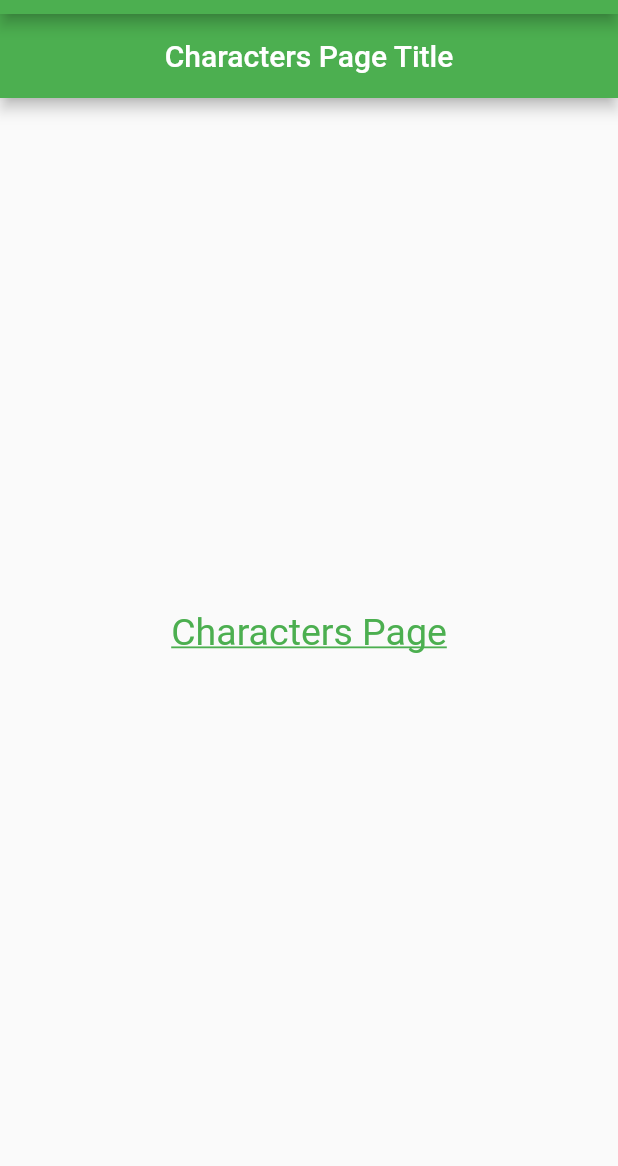
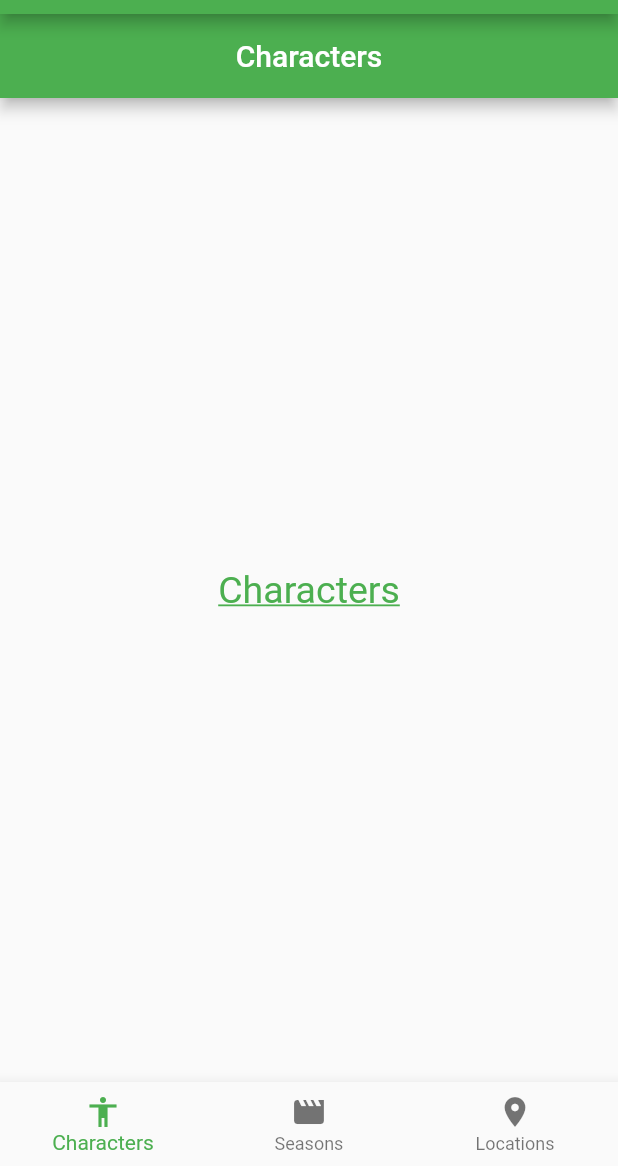
Before and after one commit to briansetzesglobant/rick_and_morty_app, a Flutter app: the screen it shows after launch, on a phone screen of 412 x 824 dp, the part 70-1236 px from its top. Run offline on Flutter 3.47's test engine with Material 2 defaults, Android fonts, the phone set to English and light mode, and no system bars.

```diff
--- a/lib/src/core/util/constants.dart
+++ b/lib/src/core/util/constants.dart
@@ -6,4 +6,5 @@ abstract class Constants {
   static const double splashScreenLinearMinHeight = 30.0;
 
   static const double pageTextSize = 25.0;
+  static const int page = 0;
 }
--- a/lib/src/core/util/strings_constants.dart
+++ b/lib/src/core/util/strings_constants.dart
@@ -3,10 +3,7 @@ abstract class StringsConstants {
   static const String homePageTitle = 'Rick and Morty App';
   static const String appRouteDefault = 'Undefined route';
 
-  static const String charactersPageTitle = 'Characters Page Title';
-  static const String seasonsPageTitle = 'Seasons Page Title';
-  static const String locationsPageTitle = 'Locations Page Title';
-  static const String charactersPageText = 'Characters Page';
-  static const String seasonsPageText = 'Seasons Page';
-  static const String locationsPageText = 'Locations Page';
+  static const String charactersPage = 'Characters';
+  static const String seasonsPage = 'Seasons';
+  static const String locationsPage = 'Locations';
 }
--- a/lib/src/presentation/view/characters_page.dart
+++ b/lib/src/presentation/view/characters_page.dart
@@ -1,4 +1,3 @@
-import 'package:flutter/cupertino.dart';
 import 'package:flutter/material.dart';
 import '../../core/util/strings_constants.dart';
 import '../../core/util/text_styles.dart';
@@ -26,7 +25,7 @@ class _CharactersPageState extends State<CharactersPage> {
       ),
       body: const Center(
         child: Text(
-          StringsConstants.charactersPageText,
+          StringsConstants.charactersPage,
           style: TextStyles.style,
         ),
       ),
--- a/lib/src/presentation/view/home_page.dart
+++ b/lib/src/presentation/view/home_page.dart
@@ -1,4 +1,5 @@
 import 'package:flutter/material.dart';
+import '../../core/util/constants.dart';
 import '../../core/util/strings_constants.dart';
 import 'characters_page.dart';
 import 'locations_page.dart';
@@ -16,6 +17,18 @@ class HomePage extends StatefulWidget {
 }
 
 class _HomePageState extends State<HomePage> {
+  late int _page;
+  late PageController _pageController;
+
+  @override
+  void initState() {
+    super.initState();
+    _page = Constants.page;
+    _pageController = PageController(
+      initialPage: _page,
+    );
+  }
+
   @override
   Widget build(BuildContext context) {
     return Scaffold(
@@ -26,17 +39,47 @@ class _HomePageState extends State<HomePage> {
         centerTitle: true,
       ),
       body: PageView(
+        controller: _pageController,
+        onPageChanged: (newPage) {
+          setState(() {
+            _page = newPage;
+          });
+        },
         children: const <Widget>[
           CharactersPage(
-            title: StringsConstants.charactersPageTitle,
+            title: StringsConstants.charactersPage,
           ),
           SeasonsPage(
-            title: StringsConstants.seasonsPageTitle,
+            title: StringsConstants.seasonsPage,
           ),
           LocationsPage(
-            title: StringsConstants.locationsPageTitle,
+            title: StringsConstants.locationsPage,
           ),
         ],
+      ),
+      bottomNavigationBar: BottomNavigationBar(
+        currentIndex: _page,
+        items: const <BottomNavigationBarItem>[
+          BottomNavigationBarItem(
+            icon: Icon(Icons.accessibility),
+            label: StringsConstants.charactersPage,
+          ),
+          BottomNavigationBarItem(
+            icon: Icon(Icons.movie),
+            label: StringsConstants.seasonsPage,
+          ),
+          BottomNavigationBarItem(
+            icon: Icon(Icons.location_on),
+            label: StringsConstants.locationsPage,
+          ),
+        ],
+        onTap: (index) {
+          _pageController.animateToPage(
+            index,
+            duration: const Duration(milliseconds: 500),
+            curve: Curves.ease,
+          );
+        },
       ),
     );
   }
--- a/lib/src/presentation/view/locations_page.dart
+++ b/lib/src/presentation/view/locations_page.dart
@@ -25,7 +25,7 @@ class _LocationsPageState extends State<LocationsPage> {
       ),
       body: const Center(
         child: Text(
-          StringsConstants.locationsPageText,
+          StringsConstants.locationsPage,
           style: TextStyles.style,
         ),
       ),
--- a/lib/src/presentation/view/seasons_page.dart
+++ b/lib/src/presentation/view/seasons_page.dart
@@ -25,7 +25,7 @@ class _SeasonsPageState extends State<SeasonsPage> {
       ),
       body: const Center(
         child: Text(
-          StringsConstants.seasonsPageText,
+          StringsConstants.seasonsPage,
           style: TextStyles.style,
         ),
       ),
```
